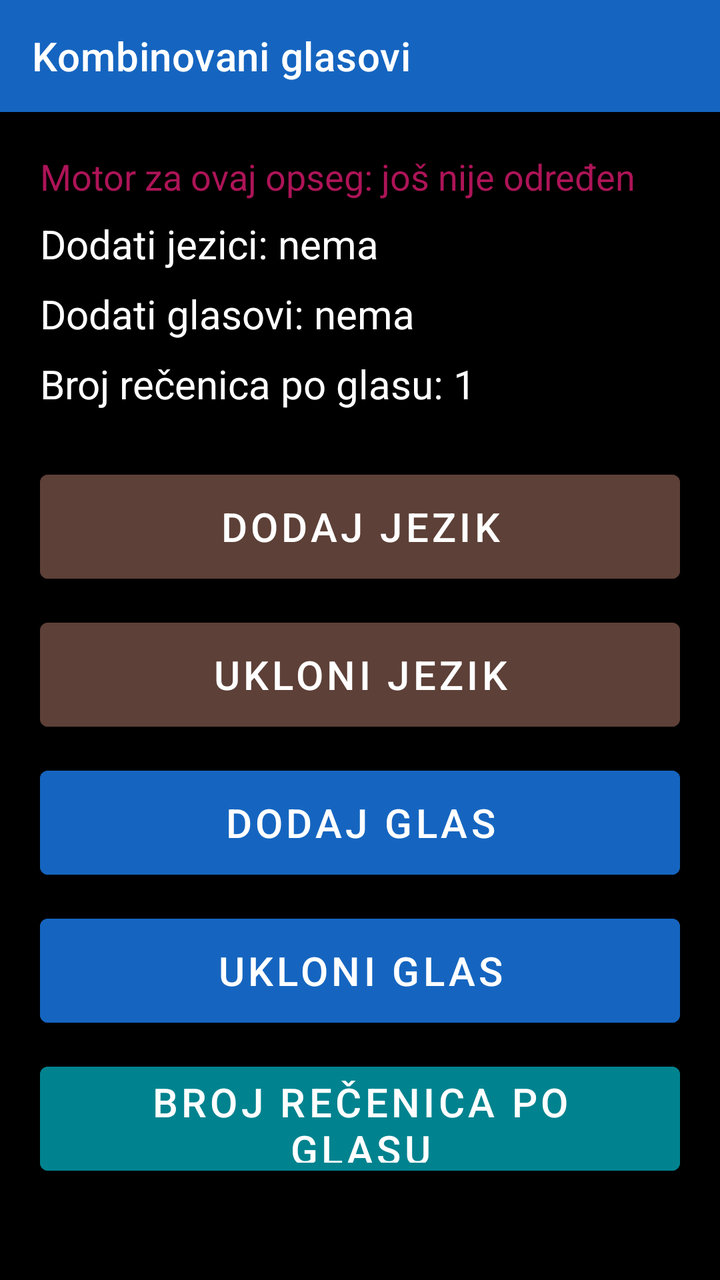
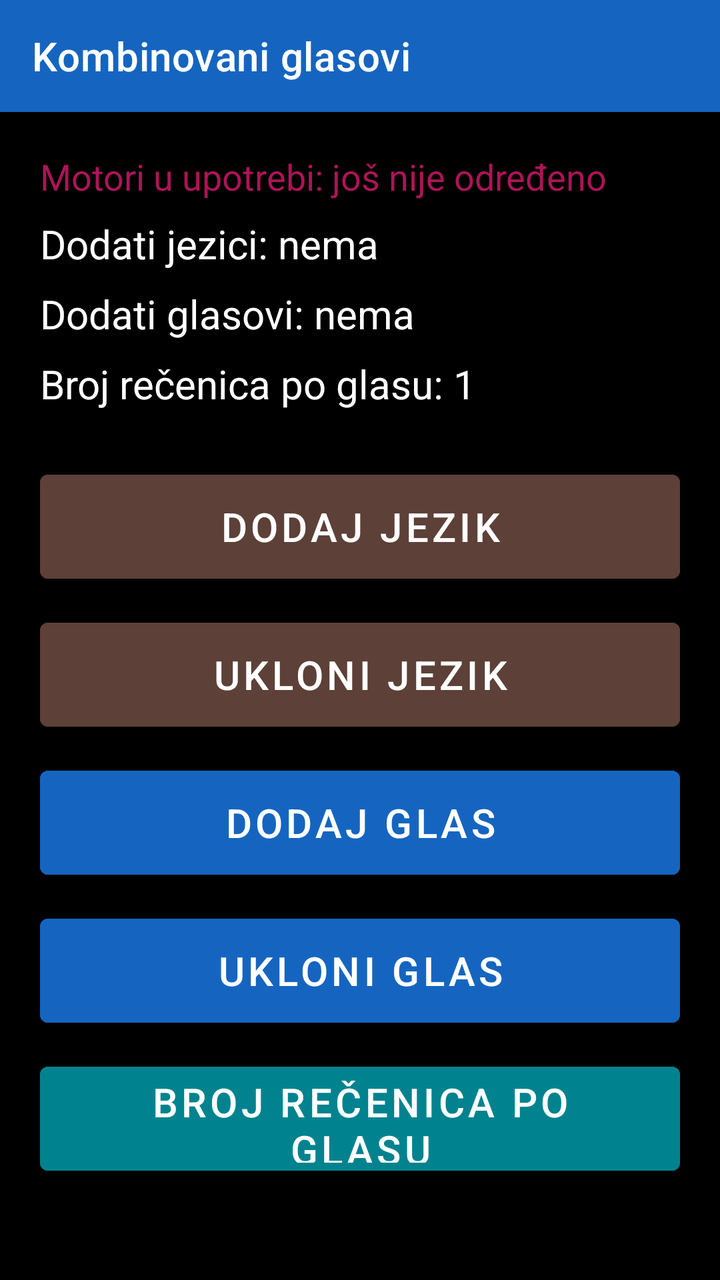

An Android layout rendered at two revisions. The XML below is the earlier revision; the diff shows what the commit changed to produce the second picture.
<!-- AndroidManifest.xml: application theme Theme.RecPoRec -->
<!-- res/layout/activity_combined_voices.xml -->
<?xml version="1.0" encoding="utf-8"?>
<LinearLayout xmlns:android="http://schemas.android.com/apk/res/android"
    xmlns:app="http://schemas.android.com/apk/res-auto"
    android:layout_width="match_parent"
    android:layout_height="match_parent"
    android:orientation="vertical"
    android:background="@color/background">

    <androidx.appcompat.widget.Toolbar
        android:id="@+id/toolbar"
        android:layout_width="match_parent"
        android:layout_height="?attr/actionBarSize"
        android:background="@color/btn_voice"
        android:titleTextColor="@color/text_primary"
        app:title="Kombinovani glasovi" />

    <ScrollView
        android:layout_width="match_parent"
        android:layout_height="0dp"
        android:layout_weight="1">

    <LinearLayout
        android:layout_width="match_parent"
        android:layout_height="wrap_content"
        android:orientation="vertical"
        android:padding="20dp">

        <TextView
            android:id="@+id/textEngineStatus"
            android:layout_width="match_parent"
            android:layout_height="wrap_content"
            android:textSize="18sp"
            android:textColor="@color/btn_page_nav"
            android:text="Motor za ovaj opseg: još nije određen" />

        <TextView
            android:id="@+id/textLanguagesStatus"
            android:layout_width="match_parent"
            android:layout_height="wrap_content"
            android:layout_marginTop="8dp"
            android:textSize="20sp"
            android:textColor="@color/text_primary"
            android:text="Dodati jezici: nema" />

        <TextView
            android:id="@+id/textVoicesStatus"
            android:layout_width="match_parent"
            android:layout_height="wrap_content"
            android:layout_marginTop="8dp"
            android:textSize="20sp"
            android:textColor="@color/text_primary"
            android:text="Dodati glasovi: nema" />

        <TextView
            android:id="@+id/textCountStatus"
            android:layout_width="match_parent"
            android:layout_height="wrap_content"
            android:layout_marginTop="8dp"
            android:layout_marginBottom="16dp"
            android:textSize="20sp"
            android:textColor="@color/text_primary"
            android:text="Broj rečenica po glasu: 1" />

        <Button
            android:id="@+id/btnAddLanguage"
            android:layout_width="match_parent"
            android:layout_height="64dp"
            android:layout_marginTop="10dp"
            android:textSize="20sp"
            android:backgroundTint="@color/btn_goto_page"
            android:textColor="@color/button_text"
            android:text="Dodaj jezik" />

        <Button
            android:id="@+id/btnRemoveLanguage"
            android:layout_width="match_parent"
            android:layout_height="64dp"
            android:layout_marginTop="10dp"
            android:textSize="20sp"
            android:backgroundTint="@color/btn_goto_page"
            android:textColor="@color/button_text"
            android:text="Ukloni jezik" />

        <Button
            android:id="@+id/btnAddVoice"
            android:layout_width="match_parent"
            android:layout_height="64dp"
            android:layout_marginTop="10dp"
            android:textSize="20sp"
            android:backgroundTint="@color/btn_voice"
            android:textColor="@color/button_text"
            android:text="Dodaj glas" />

        <Button
            android:id="@+id/btnRemoveVoice"
            android:layout_width="match_parent"
            android:layout_height="64dp"
            android:layout_marginTop="10dp"
            android:textSize="20sp"
            android:backgroundTint="@color/btn_voice"
            android:textColor="@color/button_text"
            android:text="Ukloni glas" />

        <Button
            android:id="@+id/btnSentenceCount"
            android:layout_width="match_parent"
            android:layout_height="64dp"
            android:layout_marginTop="10dp"
            android:textSize="20sp"
            android:backgroundTint="@color/btn_speed"
            android:textColor="@color/button_text"
            android:text="Broj rečenica po glasu" />

    </LinearLayout>
    </ScrollView>

</LinearLayout>
<!-- resources referenced by this layout -->
<resources>
  <color name="background">#000000</color>
  <color name="btn_goto_page">#5D4037</color>
  <color name="btn_page_nav">#AD1457</color>
  <color name="btn_speed">#00838F</color>
  <color name="btn_voice">#1565C0</color>
  <color name="button_text">#FFFFFF</color>
  <color name="text_primary">#FFFFFF</color>
  <style name="Theme.RecPoRec" parent="Theme.MaterialComponents.DayNight.NoActionBar">
          <item name="android:windowBackground">@color/background</item>
          <item name="android:textColorPrimary">@color/text_primary</item>
          <item name="colorPrimary">@color/btn_voice</item>
          <item name="colorOnPrimary">@color/button_text</item>
          <item name="alertDialogTheme">@style/RecPoRecAlertDialog</item>
          <item name="android:alertDialogTheme">@style/RecPoRecAlertDialog</item>
      </style>
  <style name="RecPoRecAlertDialog" parent="Theme.AppCompat.DayNight.Dialog.Alert">
          <item name="android:windowBackground">@color/background</item>
          <item name="android:textColorPrimary">@color/text_primary</item>
          <item name="colorAccent">@color/btn_goto_page</item>
          <item name="android:textAppearanceMedium">@style/RecPoRecDialogText</item>
          <item name="android:textAppearanceListItem">@style/RecPoRecDialogText</item>
          <item name="android:textAppearanceListItemSmall">@style/RecPoRecDialogText</item>
          <item name="buttonBarPositiveButtonStyle">@style/RecPoRecDialogButton</item>
          <item name="buttonBarNegativeButtonStyle">@style/RecPoRecDialogButton</item>
          <item name="buttonBarNeutralButtonStyle">@style/RecPoRecDialogButton</item>
      </style>
  <style name="RecPoRecDialogText" parent="TextAppearance.AppCompat.Medium">
          <item name="android:textSize">20sp</item>
          <item name="android:textColor">@color/text_primary</item>
      </style>
  <style name="RecPoRecDialogButton" parent="Widget.AppCompat.Button.ButtonBar.AlertDialog">
          <item name="android:textSize">18sp</item>
          <item name="android:textColor">@color/btn_goto_page</item>
          <item name="android:textStyle">bold</item>
      </style>
</resources>

<!-- the commit's change to res/layout/activity_combined_voices.xml (unified diff, before → after) -->
@@ -31,7 +31,7 @@
             android:layout_height="wrap_content"
             android:textSize="18sp"
             android:textColor="@color/btn_page_nav"
-            android:text="Motor za ovaj opseg: još nije određen" />
+            android:text="Motori u upotrebi: još nije određeno" />
 
         <TextView
             android:id="@+id/textLanguagesStatus"
